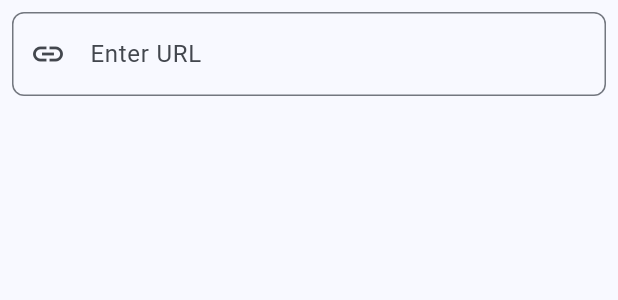
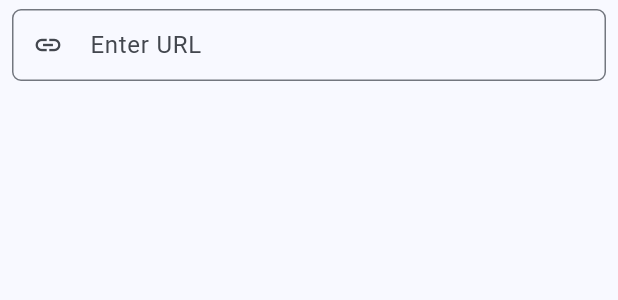
Before and after one commit to woutervanwijk/viewsourcevibe, a Flutter app: the UrlInput widget shown alone on an empty page, opened directly, on a phone screen of 412 x 824 dp. Shown: the top 300 px of the screen. Run offline on Flutter 3.47's test engine with Material 3 defaults, Android fonts, the light colour scheme and no system bars; our stand-ins replace file_picker, shared_preferences; missing offline and left inert: re_editor, re_highlight; accounts and stored records are empty.

Commit message:
compact header

```diff
--- a/lib/screens/home_screen.dart
+++ b/lib/screens/home_screen.dart
@@ -47,7 +47,7 @@ class _HomeScreenState extends State<HomeScreen> {
     _scrollController ??= PrimaryScrollController.of(context);
     return Scaffold(
       appBar: AppBar(
-        title: const Text('Vibe HTML Viewer'),
+        title: const Text('Vibe HTML Viewer', style: TextStyle(fontSize: 18)),
         actions: const [
           Toolbar(),
         ],
--- a/lib/services/html_service.dart
+++ b/lib/services/html_service.dart
@@ -45,7 +45,7 @@ class HtmlService with ChangeNotifier {
     <title>Sample HTML</title>
 </head>
 <body>
-    <h1>Welcome to HTML Viewer</h1>
+    <h1>Welcome to Vibe HTML Viewer</h1>
     <p>This is a sample HTML file for testing.</p>
 </body>
 </html>''';
@@ -313,9 +313,6 @@ class HtmlService with ChangeNotifier {
     final codeTheme = CodeHighlightTheme(
         languages: {languageName: CodeHighlightThemeMode(mode: mode)},
         theme: _getVsTheme());
-    // final codeTheme = CodeHighlightTheme(
-    //     languages: {'xml': CodeHighlightThemeMode(mode: langXml)},
-    //     theme: atomOneLightTheme);
 
     return CodeEditor(
       controller: controller,
--- a/lib/widgets/url_input.dart
+++ b/lib/widgets/url_input.dart
@@ -53,7 +53,7 @@ class _UrlInputState extends State<UrlInput> {
         }
 
         return Padding(
-          padding: const EdgeInsets.all(8.0),
+          padding: const EdgeInsets.symmetric(horizontal: 8.0, vertical: 6.0),
           child: Column(
             crossAxisAlignment: CrossAxisAlignment.stretch,
             children: [
@@ -68,27 +68,29 @@ class _UrlInputState extends State<UrlInput> {
                           htmlService.currentFile!.path.startsWith('http')
                       ? ''
                       : 'https://example.com',
-                  prefixIcon: const Icon(Icons.link),
+                  prefixIcon: const Icon(Icons.link, size: 20),
                   border: OutlineInputBorder(
-                      borderRadius: BorderRadius.circular(8)),
+                      borderRadius: BorderRadius.circular(6)),
                   suffixIcon: _urlController.text.isNotEmpty
                       ? IconButton(
-                          icon: const Icon(Icons.clear),
+                          icon: const Icon(Icons.clear, size: 20),
                           onPressed: () => _urlController.clear(),
                         )
                       : null,
+                  contentPadding:
+                      const EdgeInsets.symmetric(vertical: 10, horizontal: 12),
+                  isDense: true,
                 ),
                 keyboardType: TextInputType.url,
                 textInputAction: TextInputAction.go,
                 onSubmitted: (_) => _loadUrl(),
-                // Removed readOnly to allow text selection
-                // Users can still edit the URL even when showing current file
+                style: const TextStyle(fontSize: 14),
               ),
               if (_errorMessage.isNotEmpty) ...[
-                const SizedBox(height: 4),
+                const SizedBox(height: 2),
                 Text(
                   _errorMessage,
-                  style: const TextStyle(color: Colors.red, fontSize: 12),
+                  style: const TextStyle(color: Colors.red, fontSize: 11),
                 ),
               ],
             ],
```
Also changed, not shown: lib/widgets/file_viewer.dart (+9 -14 lines).
